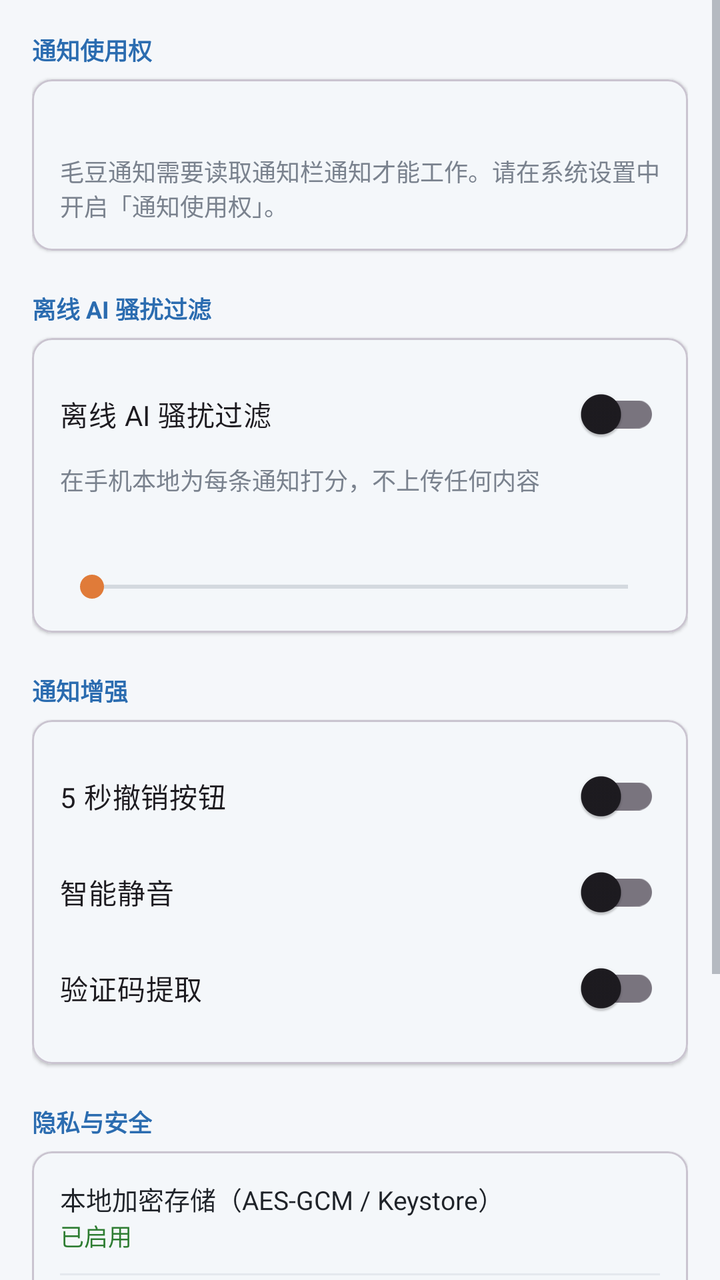
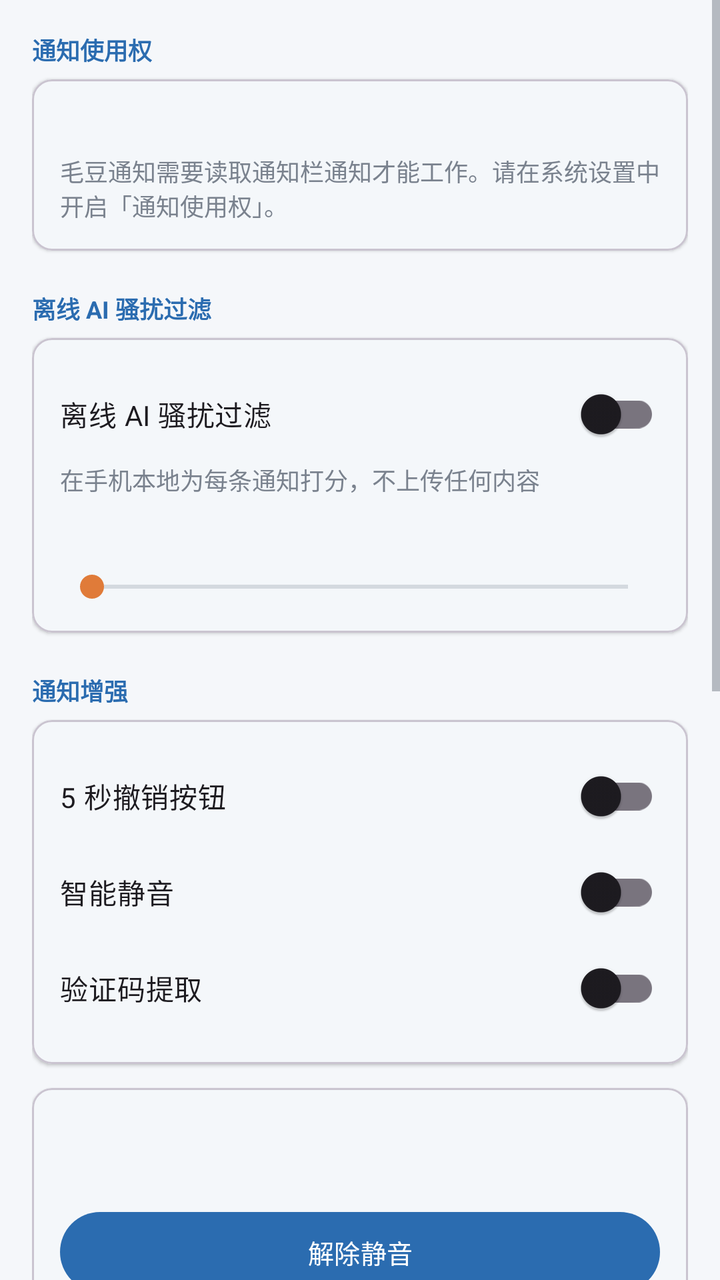

The first picture is an Android layout as it rendered before a commit; the second is the same layout after the commit. The layout source and the unified diff follow.
<!-- AndroidManifest.xml: application theme Theme.MaodouNotify -->
<!-- res/layout/fragment_settings.xml -->
<?xml version="1.0" encoding="utf-8"?>
<ScrollView xmlns:android="http://schemas.android.com/apk/res/android" xmlns:app="http://schemas.android.com/apk/res-auto"
    android:layout_width="match_parent" android:layout_height="match_parent"
    android:background="@color/background">
    <LinearLayout android:layout_width="match_parent" android:layout_height="wrap_content"
        android:orientation="vertical" android:padding="16dp">

        
        <TextView android:layout_width="wrap_content" android:layout_height="wrap_content" android:text="@string/settings_permission" android:textSize="12sp" android:textStyle="bold" android:textColor="@color/primary" android:layout_marginBottom="6dp" />
        <com.google.android.material.card.MaterialCardView
            android:id="@+id/card_permission" android:layout_width="match_parent" android:layout_height="wrap_content"
            
            app:cardCornerRadius="10dp" app:cardElevation="1dp" app:cardBackgroundColor="@color/surface"
            android:clickable="true" android:focusable="true" android:foreground="?attr/selectableItemBackground">
            <LinearLayout android:layout_width="match_parent" android:layout_height="wrap_content" android:orientation="vertical" android:padding="14dp">
                <TextView android:id="@+id/tv_permission" android:layout_width="match_parent" android:layout_height="wrap_content" android:textSize="14sp" android:textColor="@color/text_primary" />
                <TextView android:layout_width="match_parent" android:layout_height="wrap_content" android:layout_marginTop="4dp" android:text="@string/settings_permission_desc" android:textSize="12sp" android:textColor="@color/text_secondary" />
            </LinearLayout>
        </com.google.android.material.card.MaterialCardView>

        
        <TextView android:layout_width="wrap_content" android:layout_height="wrap_content" android:text="@string/settings_ai" android:textSize="12sp" android:textStyle="bold" android:textColor="@color/primary" android:layout_marginTop="20dp" android:layout_marginBottom="6dp" />
        <com.google.android.material.card.MaterialCardView
            android:layout_width="match_parent" android:layout_height="wrap_content"
            app:cardCornerRadius="10dp" app:cardElevation="1dp" app:cardBackgroundColor="@color/surface">
            <LinearLayout android:layout_width="match_parent" android:layout_height="wrap_content" android:orientation="vertical" android:padding="14dp">
                <com.google.android.material.switchmaterial.SwitchMaterial android:id="@+id/switch_ai" android:layout_width="match_parent" android:layout_height="wrap_content" android:text="@string/settings_ai" />
                <TextView android:layout_width="match_parent" android:layout_height="wrap_content" android:text="@string/settings_ai_desc" android:textSize="12sp" android:textColor="@color/text_secondary" />
                <TextView android:id="@+id/tv_threshold" android:layout_width="match_parent" android:layout_height="wrap_content" android:layout_marginTop="12dp" android:textSize="13sp" android:textColor="@color/text_primary" />
                <SeekBar android:id="@+id/seek_threshold" android:layout_width="match_parent" android:layout_height="wrap_content" android:layout_marginTop="6dp" android:max="100" />
            </LinearLayout>
        </com.google.android.material.card.MaterialCardView>

        
        <TextView android:layout_width="wrap_content" android:layout_height="wrap_content" android:text="@string/settings_enhance" android:textSize="12sp" android:textStyle="bold" android:textColor="@color/primary" android:layout_marginTop="20dp" android:layout_marginBottom="6dp" />
        <com.google.android.material.card.MaterialCardView
            android:layout_width="match_parent" android:layout_height="wrap_content"
            app:cardCornerRadius="10dp" app:cardElevation="1dp" app:cardBackgroundColor="@color/surface">
            <LinearLayout android:layout_width="match_parent" android:layout_height="wrap_content" android:orientation="vertical" android:padding="14dp">
                <com.google.android.material.switchmaterial.SwitchMaterial android:id="@+id/switch_undo" android:layout_width="match_parent" android:layout_height="wrap_content" android:text="@string/settings_undo" />
                <com.google.android.material.switchmaterial.SwitchMaterial android:id="@+id/switch_smartmute" android:layout_width="match_parent" android:layout_height="wrap_content" android:text="@string/settings_smart_mute" />
                <com.google.android.material.switchmaterial.SwitchMaterial android:id="@+id/switch_codecopy" android:layout_width="match_parent" android:layout_height="wrap_content" android:text="@string/settings_code_copy" />
            </LinearLayout>
        </com.google.android.material.card.MaterialCardView>

        
        <TextView android:layout_width="wrap_content" android:layout_height="wrap_content" android:text="@string/settings_privacy" android:textSize="12sp" android:textStyle="bold" android:textColor="@color/primary" android:layout_marginTop="20dp" android:layout_marginBottom="6dp" />
        <com.google.android.material.card.MaterialCardView
            android:layout_width="match_parent" android:layout_height="wrap_content"
            app:cardCornerRadius="10dp" app:cardElevation="1dp" app:cardBackgroundColor="@color/surface">
            <LinearLayout android:layout_width="match_parent" android:layout_height="wrap_content" android:orientation="vertical" android:padding="14dp">
                <TextView android:layout_width="match_parent" android:layout_height="wrap_content" android:text="@string/settings_encryption" android:textSize="13sp" android:textColor="@color/text_primary" />
                <TextView android:layout_width="match_parent" android:layout_height="wrap_content" android:text="@string/settings_encryption_on" android:textSize="12sp" android:textColor="@color/badge_kept_text" />
                <View android:layout_width="match_parent" android:layout_height="1dp" android:background="@color/divider" android:layout_marginTop="10dp" android:layout_marginBottom="10dp" />
                <Button android:id="@+id/btn_export" android:layout_width="match_parent" android:layout_height="wrap_content" android:text="@string/settings_export_csv" android:textSize="13sp" />
                <Button android:id="@+id/btn_clear" android:layout_width="match_parent" android:layout_height="wrap_content" android:text="@string/settings_clear_data" android:textSize="13sp" android:layout_marginTop="6dp" android:backgroundTint="@color/badge_filtered_text" />
            </LinearLayout>
        </com.google.android.material.card.MaterialCardView>

        <TextView android:layout_width="wrap_content" android:layout_height="wrap_content" android:text="@string/settings_about" android:textSize="12sp" android:textStyle="bold" android:textColor="@color/primary" android:layout_marginTop="20dp" android:layout_marginBottom="6dp" />
        <TextView android:layout_width="match_parent" android:layout_height="wrap_content" android:text="@string/settings_version" android:textSize="12sp" android:textColor="@color/text_secondary" />
    </LinearLayout>
</ScrollView>
<!-- resources referenced by this layout -->
<resources>
  <color name="background">#F5F7FA</color>
  <color name="badge_filtered_text">#C0392B</color>
  <color name="badge_kept_text">#2E7D32</color>
  <color name="divider">#E4E8EE</color>
  <color name="primary">#2B6CB0</color>
  <color name="surface">#FFFFFF</color>
  <color name="text_primary">#1F2329</color>
  <color name="text_secondary">#7A828E</color>
  <string name="settings_about">关于</string>
  <string name="settings_ai">离线 AI 骚扰过滤</string>
  <string name="settings_ai_desc">在手机本地为每条通知打分，不上传任何内容</string>
  <string name="settings_clear_data">清空全部数据</string>
  <string name="settings_code_copy">验证码提取</string>
  <string name="settings_encryption">本地加密存储（AES-GCM / Keystore）</string>
  <string name="settings_encryption_on">已启用</string>
  <string name="settings_enhance">通知增强</string>
  <string name="settings_export_csv">导出通知历史 (CSV)</string>
  <string name="settings_permission">通知使用权</string>
  <string name="settings_permission_desc">毛豆通知需要读取通知栏通知才能工作。请在系统设置中开启「通知使用权」。</string>
  <string name="settings_privacy">隐私与安全</string>
  <string name="settings_smart_mute">智能静音</string>
  <string name="settings_undo">5 秒撤销按钮</string>
  <string name="settings_version">版本 1.0.0 · 数据仅存本机</string>
  <style name="Theme.MaodouNotify" parent="Theme.Material3.Light.NoActionBar">
          <item name="colorPrimary">@color/primary</item>
          <item name="colorOnPrimary">@color/surface</item>
          <item name="colorPrimaryContainer">@color/primary_light</item>
          <item name="colorOnPrimaryContainer">@color/primary_dark</item>
          <item name="colorSecondary">@color/accent</item>
          <item name="android:colorBackground">@color/background</item>
          <item name="colorSurface">@color/surface</item>
          <item name="android:textColorPrimary">@color/text_primary</item>
          <item name="android:textColorSecondary">@color/text_secondary</item>
          <item name="android:windowLightStatusBar" tools:targetApi="m">true</item>
      </style>
  <color name="primary_light">#D6E6F7</color>
  <color name="primary_dark">#1A3A6B</color>
  <color name="accent">#E07B39</color>
</resources>

<!-- the commit's change to res/layout/fragment_settings.xml (unified diff, before → after) -->
@@ -1,4 +1,5 @@
 <?xml version="1.0" encoding="utf-8"?>
+
 <ScrollView xmlns:android="http://schemas.android.com/apk/res/android" xmlns:app="http://schemas.android.com/apk/res-auto"
     android:layout_width="match_parent" android:layout_height="match_parent"
     android:background="@color/background">
@@ -44,6 +45,17 @@
         </com.google.android.material.card.MaterialCardView>
 
         
+        <com.google.android.material.card.MaterialCardView
+            android:layout_width="match_parent" android:layout_height="wrap_content" android:layout_marginTop="12dp"
+            app:cardCornerRadius="10dp" app:cardElevation="1dp" app:cardBackgroundColor="@color/surface">
+            <LinearLayout android:layout_width="match_parent" android:layout_height="wrap_content" android:orientation="vertical" android:padding="14dp">
+                <TextView android:id="@+id/tv_mute_cfg" android:layout_width="match_parent" android:layout_height="wrap_content" android:textSize="13sp" android:textColor="@color/text_primary" />
+                <TextView android:id="@+id/tv_mute_duration" android:layout_width="match_parent" android:layout_height="wrap_content" android:layout_marginTop="2dp" android:textSize="12sp" android:textColor="@color/text_secondary" />
+                <Button android:id="@+id/btn_unmute" android:layout_width="match_parent" android:layout_height="wrap_content" android:layout_marginTop="8dp" android:text="@string/settings_unlock_now" android:textSize="13sp" />
+            </LinearLayout>
+        </com.google.android.material.card.MaterialCardView>
+
+        
         <TextView android:layout_width="wrap_content" android:layout_height="wrap_content" android:text="@string/settings_privacy" android:textSize="12sp" android:textStyle="bold" android:textColor="@color/primary" android:layout_marginTop="20dp" android:layout_marginBottom="6dp" />
         <com.google.android.material.card.MaterialCardView
             android:layout_width="match_parent" android:layout_height="wrap_content"
@@ -53,6 +65,10 @@
                 <TextView android:layout_width="match_parent" android:layout_height="wrap_content" android:text="@string/settings_encryption_on" android:textSize="12sp" android:textColor="@color/badge_kept_text" />
                 <View android:layout_width="match_parent" android:layout_height="1dp" android:background="@color/divider" android:layout_marginTop="10dp" android:layout_marginBottom="10dp" />
                 <Button android:id="@+id/btn_export" android:layout_width="match_parent" android:layout_height="wrap_content" android:text="@string/settings_export_csv" android:textSize="13sp" />
+                <Button android:id="@+id/btn_exclude_apps" android:layout_width="match_parent" android:layout_height="wrap_content" android:layout_marginTop="6dp" android:text="@string/settings_exclude_apps" android:textSize="13sp" />
+                <com.google.android.material.switchmaterial.SwitchMaterial android:id="@+id/switch_exclude_mode" android:layout_width="match_parent" android:layout_height="wrap_content" android:layout_marginTop="4dp" android:text="@string/settings_exclude_mode" />
+                <Button android:id="@+id/btn_reset_model" android:layout_width="match_parent" android:layout_height="wrap_content" android:layout_marginTop="6dp" android:text="@string/settings_reset_model" android:textSize="13sp" />
+                <com.google.android.material.switchmaterial.SwitchMaterial android:id="@+id/switch_app_lock" android:layout_width="match_parent" android:layout_height="wrap_content" android:layout_marginTop="4dp" android:text="@string/settings_app_lock" />
                 <Button android:id="@+id/btn_clear" android:layout_width="match_parent" android:layout_height="wrap_content" android:text="@string/settings_clear_data" android:textSize="13sp" android:layout_marginTop="6dp" android:backgroundTint="@color/badge_filtered_text" />
             </LinearLayout>
         </com.google.android.material.card.MaterialCardView>
<!-- resource entries referenced after the edit -->
@@ -11,18 +11,23 @@
   <string name="settings_about">关于</string>
   <string name="settings_ai">离线 AI 骚扰过滤</string>
   <string name="settings_ai_desc">在手机本地为每条通知打分，不上传任何内容</string>
+  <string name="settings_app_lock">应用锁</string>
   <string name="settings_clear_data">清空全部数据</string>
   <string name="settings_code_copy">验证码提取</string>
   <string name="settings_encryption">本地加密存储（AES-GCM / Keystore）</string>
   <string name="settings_encryption_on">已启用</string>
   <string name="settings_enhance">通知增强</string>
+  <string name="settings_exclude_apps">排除应用</string>
+  <string name="settings_exclude_mode">排除的应用仍记录历史</string>
   <string name="settings_export_csv">导出通知历史 (CSV)</string>
   <string name="settings_permission">通知使用权</string>
   <string name="settings_permission_desc">毛豆通知需要读取通知栏通知才能工作。请在系统设置中开启「通知使用权」。</string>
   <string name="settings_privacy">隐私与安全</string>
+  <string name="settings_reset_model">重置 AI 模型</string>
   <string name="settings_smart_mute">智能静音</string>
   <string name="settings_undo">5 秒撤销按钮</string>
-  <string name="settings_version">版本 1.0.0 · 数据仅存本机</string>
+  <string name="settings_unlock_now">解除静音</string>
+  <string name="settings_version">版本 1.1.0 · 数据仅存本机</string>
   <style name="Theme.MaodouNotify" parent="Theme.Material3.Light.NoActionBar">
           <item name="colorPrimary">@color/primary</item>
           <item name="colorOnPrimary">@color/surface</item>
